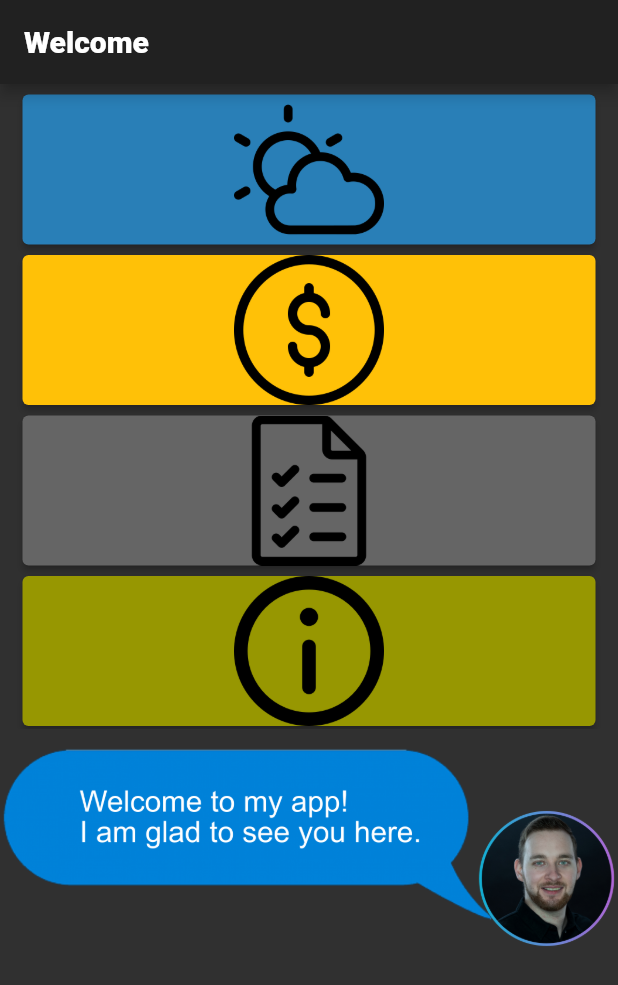
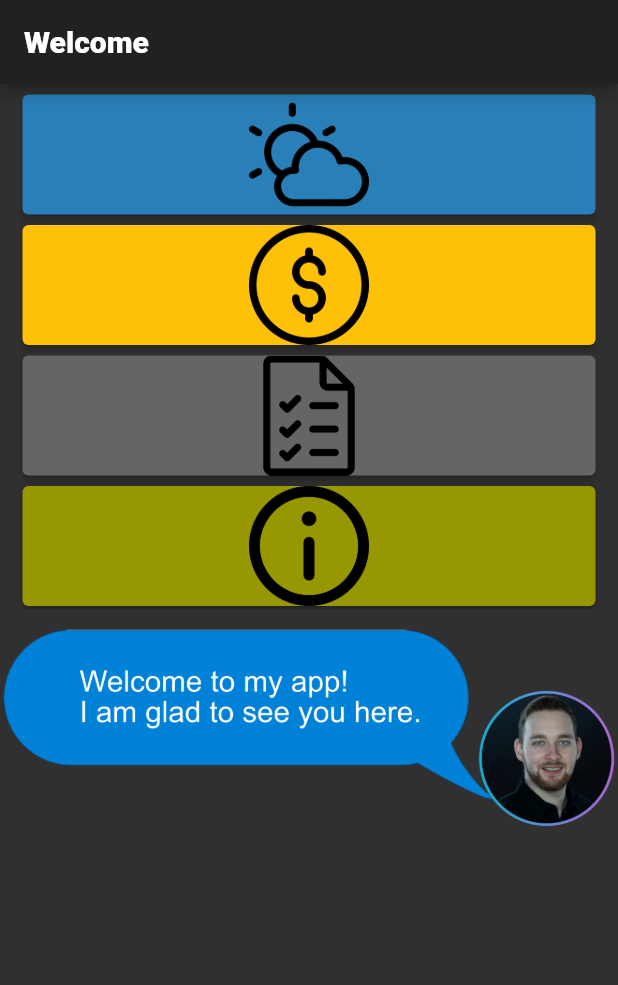
Before and after one commit to sane120/toolkit, a Flutter app: the screen it shows after launch, on a phone screen of 412 x 824 dp. Shown: the top 985 px of the screen. Run offline on Flutter 3.47's test engine with Material 2 defaults, Android fonts, the phone set to English and light mode, and no system bars; our stand-ins replace flutter_spinkit, shared_preferences.

Commit message:
updated button size

```diff
--- a/lib/main.dart
+++ b/lib/main.dart
@@ -33,7 +33,7 @@ class Homescreen extends StatelessWidget {
           children: <Widget>[
             SizedBox(height: 7 , width: 100,),
           ElevatedButton(
-            child: Image.asset('images/weather.png', width: 350, height: 100),
+            child: Image.asset('images/weather.png', width: 350, height: 80),
             onPressed: () {
             Navigator.push(
             context,
@@ -46,7 +46,7 @@ class Homescreen extends StatelessWidget {
         ),
             SizedBox(height: 7, width: 100,),
             ElevatedButton(
-              child: Image.asset('images/coin.png', width: 350, height: 100),
+              child: Image.asset('images/coin.png', width: 350, height: 80),
               onPressed: () {
                 Navigator.push(
                   context,
@@ -59,7 +59,7 @@ class Homescreen extends StatelessWidget {
             ),
             SizedBox(height: 7, width: 100,),
             ElevatedButton(
-              child: Image.asset('images/list.png', width: 350, height: 100),
+              child: Image.asset('images/list.png', width: 350, height: 80),
               onPressed: () {
                 Navigator.push(
                   context,
@@ -72,7 +72,7 @@ class Homescreen extends StatelessWidget {
             ),
             SizedBox(height: 7, width: 100,),
             ElevatedButton(
-              child: Image.asset('images/info.png', width: 350, height: 100),
+              child: Image.asset('images/info.png', width: 350, height: 80),
               onPressed: () {
                 Navigator.push(
                   context,
```
